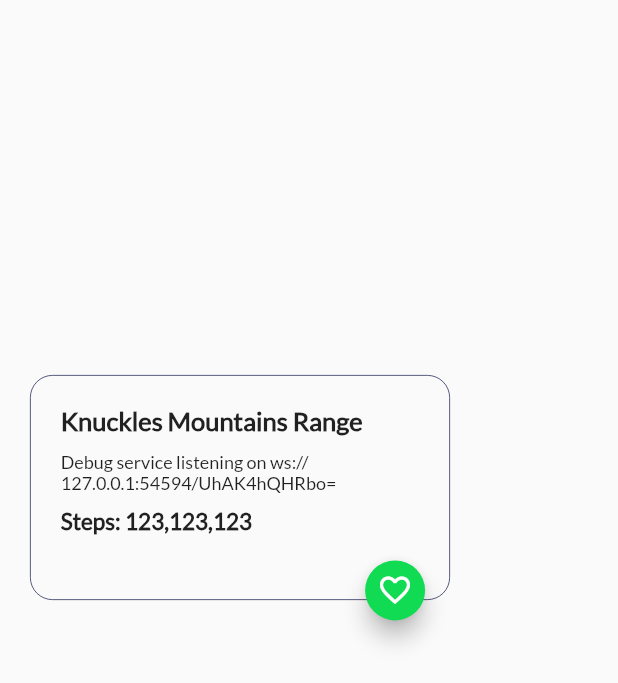
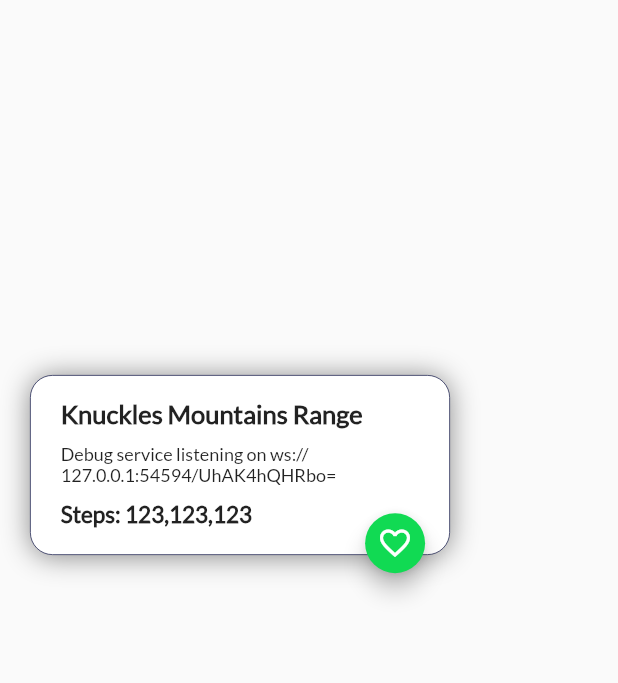
Before and after one commit to kennethnico/platzi_trips, a Flutter app: the ProfileDescriptionImage widget shown alone on an empty page, opened directly, on a phone screen of 412 x 824 dp. Shown: the top 683 px of the screen. Run offline on Flutter 3.47's test engine with Material 2 defaults, Android fonts, the phone set to English and light mode, and no system bars.

Commit message:
Trabajando Tarjeta - Imagen ListView

```diff
--- a/lib/profile_description_image.dart
+++ b/lib/profile_description_image.dart
@@ -11,7 +11,7 @@ class ProfileDescriptionImage extends StatelessWidget {
   Widget build(BuildContext context) {
     final titlePoint = Container(
       margin: const EdgeInsets.only(
-          top: 20.0,
+          top: 15.0,
           left: 20.0
       ),
       child: Text(
@@ -62,7 +62,7 @@ class ProfileDescriptionImage extends StatelessWidget {
       ],
     );
     final card = Container(
-      height: 150.0,
+      height: 120.0,
       width: 280.0,
       margin: const EdgeInsets.only(
         top: 250.0,
@@ -72,12 +72,20 @@ class ProfileDescriptionImage extends StatelessWidget {
         right: 5.0
       ),
       decoration: BoxDecoration(
+        color: Colors.white,
         borderRadius: const BorderRadius.all(Radius.circular(15.0)),
         shape: BoxShape.rectangle,
         border: Border.all(
           width: 0.5,
           color: const Color(0xFF202553),
         ),
+        boxShadow: const <BoxShadow>[
+          BoxShadow(
+            color: Colors.black45,
+            blurRadius: 15.0,
+            offset: Offset(0.0, 0.7)
+          )
+        ],
       ),
       child: pointC,
     );
--- a/lib/profile_trips.dart
+++ b/lib/profile_trips.dart
@@ -1,12 +1,14 @@
 import 'package:flutter/material.dart';
 import 'profile_description_image.dart';
+import 'profile_card.dart';
 
 class ProfileTrips extends StatelessWidget {
   @override
   Widget build(BuildContext context) {
     return Stack(
       children: <Widget>[
-        ProfileDescriptionImage("Knuckles Mountains Range", "Debug service listening on ws://127.0.0.1:54594/UhAK4hQHRbo=", "Steps: 123,123,123")
+        //ProfileDescriptionImage("Knuckles Mountains Range", "Debug service listening on ws://127.0.0.1:54594/UhAK4hQHRbo=", "Steps: 123,123,123")
+        ProfileCard("assets/image/wp.png")
       ],
     );
   }
```
Also changed, not shown: lib/profile_card.dart (+33 -2 lines), lib/profile_card_description_list.dart (added).
